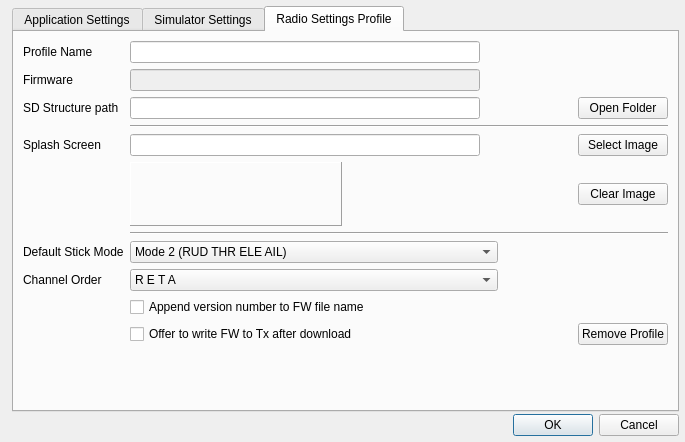
Before: the Qt Designer form companion/src/apppreferencesdialog.ui in opentx/opentx, drawn with Qt 5.
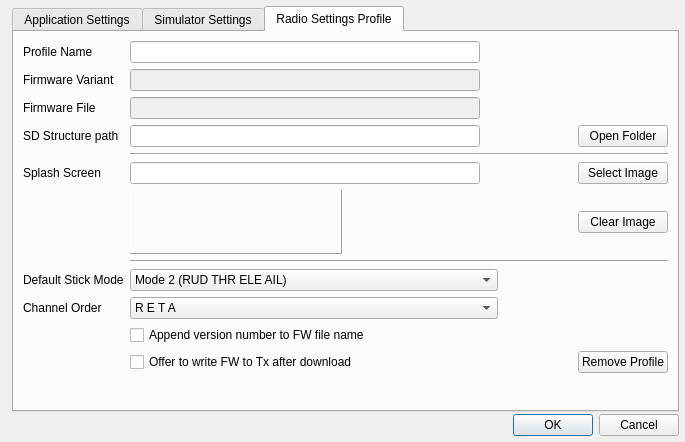
After: the same form once the commit is applied. The open tabs and pages were chosen to show the change.

Commit message: Both the latest downloaded firmware variant and file name are now consistently stored in the profile. This means that switching profile switches both at the same time. Previously the file name was global and the firmware variant was stored per profile. This made use of profiles confusing.

Patch:
```diff
--- a/companion/src/apppreferencesdialog.ui
+++ b/companion/src/apppreferencesdialog.ui
@@ -502,7 +502,7 @@
        <string>Radio Settings Profile</string>
       </attribute>
       <layout class="QGridLayout" name="gridLayout_2">
-       <item row="10" column="1" colspan="4">
+       <item row="11" column="1" colspan="4">
         <widget class="QComboBox" name="stickmodeCB">
          <property name="maximumSize">
           <size>
@@ -556,7 +556,7 @@
          </item>
         </widget>
        </item>
-       <item row="12" column="1" colspan="4">
+       <item row="13" column="1" colspan="4">
         <widget class="QComboBox" name="channelorderCB">
          <property name="sizePolicy">
           <sizepolicy hsizetype="MinimumExpanding" vsizetype="Fixed">
@@ -706,7 +706,7 @@
          </item>
         </widget>
        </item>
-       <item row="10" column="0">
+       <item row="11" column="0">
         <widget class="QLabel" name="label_14">
          <property name="sizePolicy">
           <sizepolicy hsizetype="Preferred" vsizetype="Minimum">
@@ -726,7 +726,7 @@
          </property>
         </widget>
        </item>
-       <item row="15" column="1">
+       <item row="16" column="1">
         <spacer name="verticalSpacer_3">
          <property name="orientation">
           <enum>Qt::Vertical</enum>
@@ -739,7 +739,7 @@
          </property>
         </spacer>
        </item>
-       <item row="4" column="0">
+       <item row="5" column="0">
         <widget class="QLabel" name="label_8">
          <property name="sizePolicy">
           <sizepolicy hsizetype="Preferred" vsizetype="Minimum">
@@ -752,7 +752,7 @@
          </property>
         </widget>
        </item>
-       <item row="12" column="0">
+       <item row="13" column="0">
         <widget class="QLabel" name="label_13">
          <property name="sizePolicy">
           <sizepolicy hsizetype="MinimumExpanding" vsizetype="Preferred">
@@ -768,14 +768,14 @@
          </property>
         </widget>
        </item>
-       <item row="13" column="1" colspan="4">
+       <item row="14" column="1" colspan="4">
         <widget class="QCheckBox" name="renameFirmware">
          <property name="text">
           <string>Append version number to FW file name</string>
          </property>
         </widget>
        </item>
-       <item row="2" column="0">
+       <item row="3" column="0">
         <widget class="QLabel" name="sdPathLabel">
          <property name="sizePolicy">
           <sizepolicy hsizetype="Preferred" vsizetype="Minimum">
@@ -791,7 +791,7 @@
          </property>
         </widget>
        </item>
-       <item row="2" column="1" colspan="3">
+       <item row="3" column="1" colspan="3">
         <widget class="QLineEdit" name="sdPath">
          <property name="enabled">
           <bool>true</bool>
@@ -813,7 +813,7 @@
          </property>
         </widget>
        </item>
-       <item row="2" column="5">
+       <item row="3" column="5">
         <spacer name="horizontalSpacer">
          <property name="orientation">
           <enum>Qt::Horizontal</enum>
@@ -826,35 +826,35 @@
          </property>
         </spacer>
        </item>
-       <item row="14" column="1" colspan="4">
+       <item row="15" column="1" colspan="4">
         <widget class="QCheckBox" name="burnFirmware">
          <property name="text">
           <string>Offer to write FW to Tx after download</string>
          </property>
         </widget>
        </item>
-       <item row="14" column="6">
+       <item row="15" column="6">
         <widget class="QPushButton" name="removeProfileButton">
          <property name="text">
           <string>Remove Profile</string>
          </property>
         </widget>
        </item>
-       <item row="2" column="6">
+       <item row="3" column="6">
         <widget class="QPushButton" name="sdPathButton">
          <property name="text">
           <string>Open Folder</string>
          </property>
         </widget>
        </item>
-       <item row="9" column="1" colspan="6">
+       <item row="10" column="1" colspan="6">
         <widget class="Line" name="line_6">
          <property name="orientation">
           <enum>Qt::Horizontal</enum>
          </property>
         </widget>
        </item>
-       <item row="4" column="1" colspan="3">
+       <item row="5" column="1" colspan="3">
         <widget class="QLineEdit" name="SplashFileName">
          <property name="enabled">
           <bool>true</bool>
@@ -879,7 +879,7 @@
        <item row="1" column="0">
         <widget class="QLabel" name="label">
          <property name="text">
-          <string>Firmware</string>
+          <string>Firmware Variant</string>
          </property>
         </widget>
        </item>
@@ -902,14 +902,14 @@
          </property>
         </widget>
        </item>
-       <item row="4" column="6">
+       <item row="5" column="6">
         <widget class="QPushButton" name="SplashSelect">
          <property name="text">
           <string>Select Image</string>
          </property>
         </widget>
        </item>
-       <item row="7" column="6">
+       <item row="8" column="6">
         <widget class="QPushButton" name="clearImageButton">
          <property name="text">
           <string>Clear Image</string>
@@ -932,7 +932,7 @@
          </property>
         </widget>
        </item>
-       <item row="7" column="1">
+       <item row="8" column="1">
         <widget class="QLabel" name="imageLabel">
          <property name="sizePolicy">
           <sizepolicy hsizetype="Minimum" vsizetype="Minimum">
@@ -966,13 +966,39 @@
          </property>
         </widget>
        </item>
-       <item row="3" column="1" colspan="6">
+       <item row="4" column="1" colspan="6">
         <widget class="Line" name="line_3">
          <property name="orientation">
           <enum>Qt::Horizontal</enum>
          </property>
         </widget>
        </item>
+       <item row="2" column="0">
+        <widget class="QLabel" name="label_4">
+         <property name="text">
+          <string>Firmware File</string>
+         </property>
+        </widget>
+       </item>
+       <item row="2" column="1">
+        <widget class="QLineEdit" name="fwNameLE">
+         <property name="enabled">
+          <bool>false</bool>
+         </property>
+         <property name="minimumSize">
+          <size>
+           <width>350</width>
+           <height>0</height>
+          </size>
+         </property>
+         <property name="maximumSize">
+          <size>
+           <width>350</width>
+           <height>16777215</height>
+          </size>
+         </property>
+        </widget>
+       </item>
       </layout>
      </widget>
     </widget>
```
Left out of the diff: 2 changed lines with no effect on the pictures. The commit also changes 11 other files.
